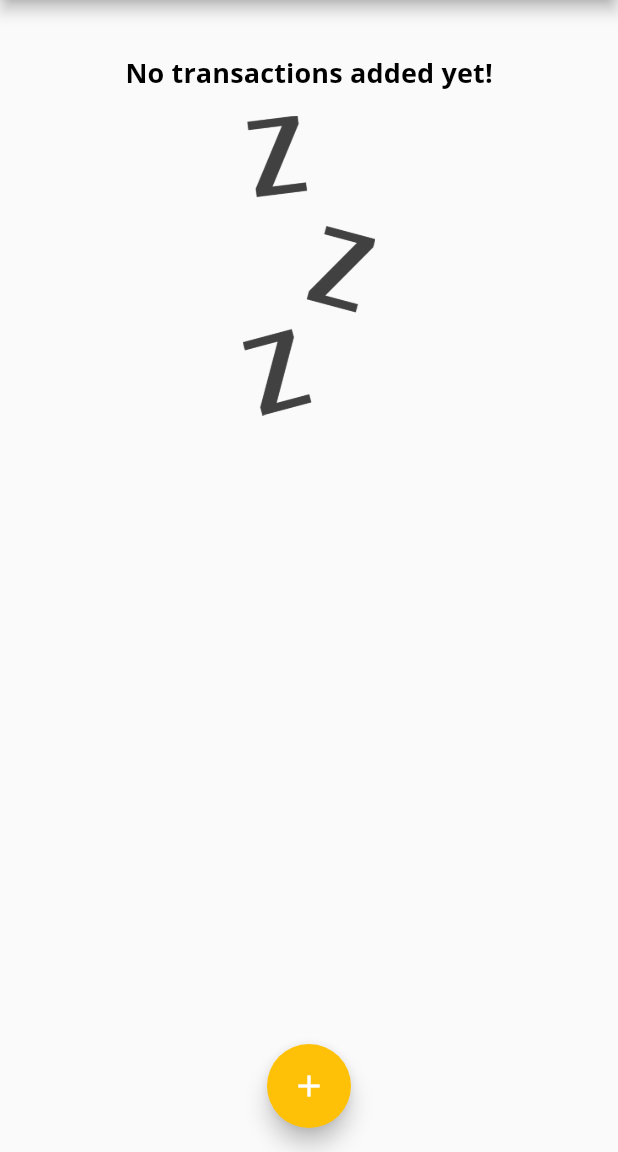
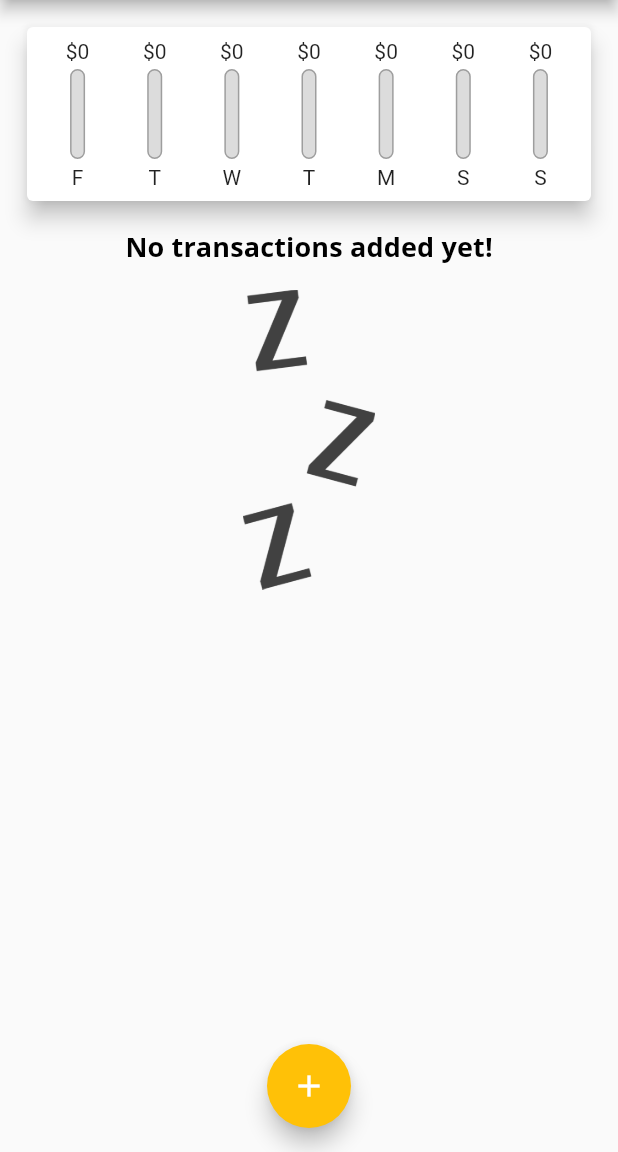
Before and after one commit to agolovanov-sharp/exexpence_planner, a Flutter app: the screen it shows after launch, on a phone screen of 412 x 824 dp, the part 84-1236 px from its top. Run offline on Flutter 3.47's test engine with Material 2 defaults, Android fonts, the phone set to English and light mode, and no system bars.

Commit message:
FractionallySizedBox Flexible FittedBox Expanded

```diff
--- a/lib/main.dart
+++ b/lib/main.dart
@@ -11,7 +11,8 @@
 class MyApp extends StatelessWidget {
   @override
   Widget build(BuildContext context) {
-    final ThemeData theme = ThemeData(fontFamily: 'Quicksand');
+    final ThemeData theme =
+        ThemeData(fontFamily: 'Quicksand', primarySwatch: Colors.purple);
 
     return MaterialApp(
       title: 'Personal Expences',
@@ -71,8 +72,8 @@
 
   List<Transaction> get _recentTransactions {
     return _userTransactions
-        .where(
-            (tx) => tx.date.isAfter(DateTime.now().subtract(const Duration(days: 7))))
+        .where((tx) =>
+            tx.date.isAfter(DateTime.now().subtract(const Duration(days: 7))))
         .toList();
   }
 
--- a/lib/widgets/chart.dart
+++ b/lib/widgets/chart.dart
@@ -1,3 +1,4 @@
+import 'package:expence_planner/widgets/chart_bar.dart';
 import 'package:flutter/material.dart';
 import 'package:intl/intl.dart';
 import 'package:expence_planner/models/transaction.dart';
@@ -9,7 +10,6 @@ class Chart extends StatelessWidget {
 
   List<Map<String, Object>> get groupedTransactions {
     return List.generate(7, (index) {
-      print('index: $index');
       final weekday = DateTime.now().subtract(Duration(days: index));
       var totalSum = 0.0;
 
@@ -21,21 +21,41 @@ class Chart extends StatelessWidget {
         }
       }
 
-      print('day: ${DateFormat.E().format(weekday)} amount: $totalSum');
+      return {
+        'day': DateFormat.E().format(weekday).substring(0, 1),
+        'amount': totalSum
+      };
+    });
+  }
 
-      return {'day': DateFormat.E().format(weekday), 'amount': totalSum};
-    });
+  double get totalSpent {
+    return groupedTransactions.fold(
+        0.0,
+        (previousValue, element) =>
+            previousValue + (element['amount'] as double));
   }
 
   @override
   Widget build(BuildContext context) {
-    groupedTransactions;
-
     return Card(
         elevation: 6,
-        margin: EdgeInsets.all(18),
-        child: Row(
-          children: [],
+        margin: const EdgeInsets.all(18),
+        child: Padding(
+          padding: EdgeInsets.all(8),
+          child: Row(
+            mainAxisAlignment: MainAxisAlignment.spaceAround,
+            children: groupedTransactions.map((e) {
+              return Flexible(
+                fit: FlexFit.tight,
+                child: ChartBar(
+                    label: e['day'] as String,
+                    percentOfTotal: totalSpent == 0.0
+                        ? 0
+                        : (e['amount'] as double) / totalSpent,
+                    spendAmount: e['amount'] as double),
+              );
+            }).toList(),
+          ),
         ));
   }
 }
--- /dev/null
+++ b/lib/widgets/chart_bar.dart
@@ -0,0 +1,52 @@
+import 'package:flutter/material.dart';
+
+class ChartBar extends StatelessWidget {
+  final String label;
+  final double spendAmount;
+  final double percentOfTotal;
+
+  const ChartBar(
+      {Key? key,
+      required this.label,
+      required this.percentOfTotal,
+      required this.spendAmount})
+      : super(key: key);
+
+  @override
+  Widget build(BuildContext context) {
+    return Column(
+      children: [
+        FittedBox(child: Text('\$${spendAmount.toStringAsFixed(0)}')),
+        SizedBox(
+          height: 4,
+        ),
+        Container(
+          height: 60,
+          width: 10,
+          child: Stack(children: [
+            Container(
+              decoration: BoxDecoration(
+                border: Border.all(color: Colors.grey, width: 1.0),
+                color: const Color.fromRGBO(220, 220, 220, 1),
+                borderRadius: BorderRadius.circular(20),
+              ),
+            ),
+            FractionallySizedBox(
+              heightFactor: percentOfTotal,
+              child: Container(
+                decoration: BoxDecoration(
+                  color: Theme.of(context).primaryColor,
+                  borderRadius: BorderRadius.circular(20),
+                ),
+              ),
+            )
+          ]),
+        ),
+        SizedBox(
+          height: 4,
+        ),
+        Text(label)
+      ],
+    );
+  }
+}
```
Also changed, not shown: lib/widgets/transaction_list.dart (+54 -31 lines).
